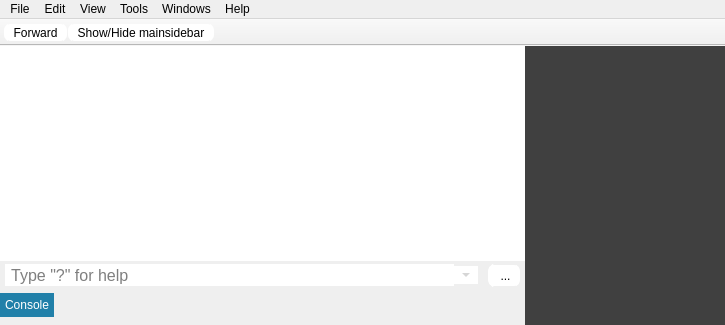
Old version of the form src/mainwindow.ui in the repository rizinorg/cutter.
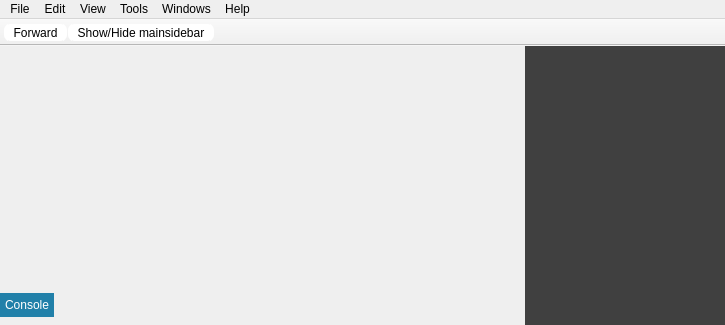
New version of the form. Icons and pictures are not drawn.

Commit message:
Use ConsoleWidget in MainWindow
- Replace the MainWidget console handling with the new custom Widget
- Rename some functions
- Fix cppcheck warnings (non reference parameters)

```diff
--- a/src/mainwindow.ui
+++ b/src/mainwindow.ui
@@ -147,162 +147,6 @@
         <property name="bottomMargin">
          <number>0</number>
         </property>
-        <item>
-         <widget class="QPlainTextEdit" name="consoleOutputTextEdit">
-          <property name="sizePolicy">
-           <sizepolicy hsizetype="Expanding" vsizetype="Expanding">
-            <horstretch>0</horstretch>
-            <verstretch>0</verstretch>
-           </sizepolicy>
-          </property>
-          <property name="font">
-           <font>
-            <family>Monaco</family>
-            <pointsize>11</pointsize>
-           </font>
-          </property>
-          <property name="styleSheet">
-           <string notr="true">/*QPlainTextEdit { background: rgb(226, 230, 235) }*/</string>
-          </property>
-          <property name="frameShape">
-           <enum>QFrame::NoFrame</enum>
-          </property>
-          <property name="lineWidth">
-           <number>0</number>
-          </property>
-          <property name="undoRedoEnabled">
-           <bool>false</bool>
-          </property>
-          <property name="readOnly">
-           <bool>true</bool>
-          </property>
-          <property name="plainText">
-           <string/>
-          </property>
-         </widget>
-        </item>
-        <item>
-         <layout class="QHBoxLayout" name="horizontalLayout_15">
-          <property name="spacing">
-           <number>0</number>
-          </property>
-          <property name="leftMargin">
-           <number>5</number>
-          </property>
-          <property name="topMargin">
-           <number>3</number>
-          </property>
-          <property name="rightMargin">
-           <number>5</number>
-          </property>
-          <property name="bottomMargin">
-           <number>3</number>
-          </property>
-          <item>
-           <widget class="QLineEdit" name="consoleInputLineEdit">
-            <property name="font">
-             <font>
-              <pointsize>12</pointsize>
-             </font>
-            </property>
-            <property name="styleSheet">
-             <string notr="true">border-top: 1px solid rgb(255, 255, 255);</string>
-            </property>
-            <property name="text">
-             <string/>
-            </property>
-            <property name="frame">
-             <bool>false</bool>
-            </property>
-            <property name="placeholderText">
-             <string> Type &quot;?&quot; for help</string>
-            </property>
-            <property name="clearButtonEnabled">
-             <bool>true</bool>
-            </property>
-           </widget>
-          </item>
-          <item>
-           <widget class="QToolButton" name="showHistoToolButton">
-            <property name="enabled">
-             <bool>false</bool>
-            </property>
-            <property name="maximumSize">
-             <size>
-              <width>16777215</width>
-              <height>18</height>
-             </size>
-            </property>
-            <property name="toolTip">
-             <string>Show commands history</string>
-            </property>
-            <property name="styleSheet">
-             <string notr="true">background-color: white;</string>
-            </property>
-            <property name="text">
-             <string>...</string>
-            </property>
-            <property name="checkable">
-             <bool>true</bool>
-            </property>
-            <property name="autoRaise">
-             <bool>true</bool>
-            </property>
-            <property name="arrowType">
-             <enum>Qt::DownArrow</enum>
-            </property>
-           </widget>
-          </item>
-          <item>
-           <spacer name="horizontalSpacer">
-            <property name="orientation">
-             <enum>Qt::Horizontal</enum>
-            </property>
-            <property name="sizeType">
-             <enum>QSizePolicy::Fixed</enum>
-            </property>
-            <property name="sizeHint" stdset="0">
-             <size>
-              <width>10</width>
-              <height>20</height>
-             </size>
-            </property>
-           </spacer>
-          </item>
-          <item>
-           <widget class="QToolButton" name="consoleExecButton">
-            <property name="toolTip">
-             <string>Execute command</string>
-            </property>
-            <property name="styleSheet">
-             <string notr="true">/*
-border: none;
-padding: 2px;
-*/
-
-QToolButton { /* all types of tool button */
-    border: 0px solid rgb(255, 255, 255);
-    border-radius: 6px;
-    border-top: 2px solid rgb(255, 255, 255);
-    border-bottom: 2px solid rgb(255, 255, 255);
-    border-left: 8px solid rgb(255, 255, 255);
-    border-right: 5px solid rgb(255, 255, 255);
-    margin-bottom: 1px;
-    margin-top: 1px;
-	background-color: rgb(255, 255, 255);
-}</string>
-            </property>
-            <property name="text">
-             <string>...</string>
-            </property>
-            <property name="icon">
-             <iconset resource="resources.qrc">
-              <normaloff>:/new/prefix1/img/icons/play.png</normaloff>:/new/prefix1/img/icons/play.png</iconset>
-            </property>
-           </widget>
-          </item>
-         </layout>
-        </item>
        </layout>
       </widget>
      </widget>
```
Left out of the diff: 15 changed lines with no effect on the pictures. The commit also changes 8 other files.
